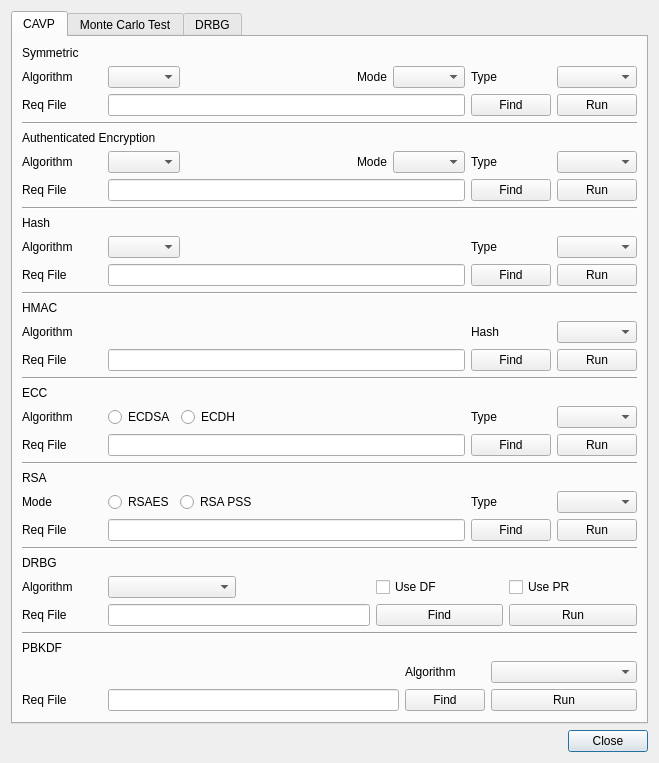
First picture: the form in BerEditor/cavp_dlg.ui, repository jykim74/BerEditor, before the edit.
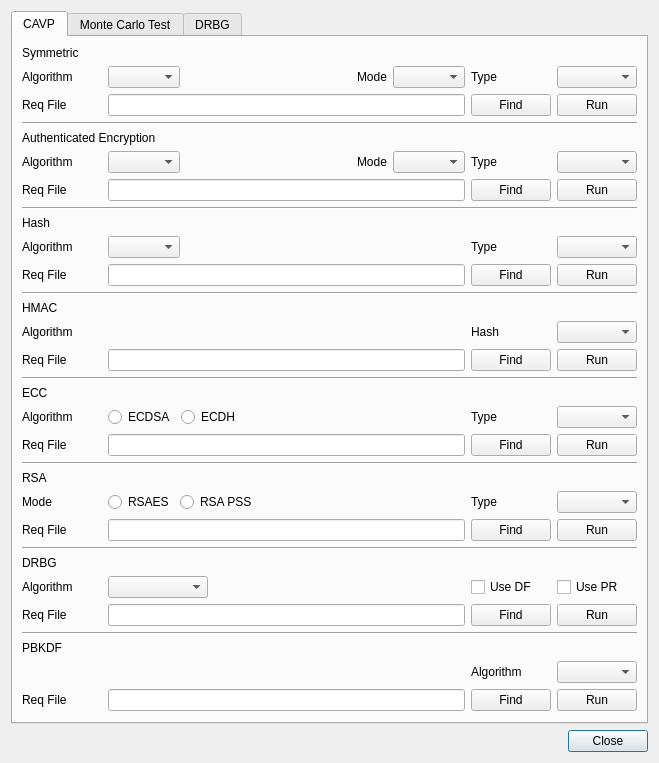
Second picture: the form after the edit. The open tabs and pages were chosen to show the change.

Commit message: SEED CAVP 기능 추가

What changed in the file:
```diff
--- a/BerEditor/cavp_dlg.ui
+++ b/BerEditor/cavp_dlg.ui
@@ -587,16 +587,35 @@
         <layout class="QGridLayout" name="gridLayout_8">
          <item row="1" column="4">
           <widget class="QPushButton" name="mDRBGRunBtn">
+           <property name="maximumSize">
+            <size>
+             <width>80</width>
+             <height>16777215</height>
+            </size>
+           </property>
            <property name="text">
             <string>Run</string>
            </property>
           </widget>
          </item>
          <item row="0" column="1">
-          <widget class="QComboBox" name="mDRBGAlgCombo"/>
+          <widget class="QComboBox" name="mDRBGAlgCombo">
+           <property name="maximumSize">
+            <size>
+             <width>100</width>
+             <height>16777215</height>
+            </size>
+           </property>
+          </widget>
          </item>
          <item row="0" column="4">
           <widget class="QCheckBox" name="mDRBGUsePRCheck">
+           <property name="minimumSize">
+            <size>
+             <width>80</width>
+             <height>0</height>
+            </size>
+           </property>
            <property name="text">
             <string>Use PR</string>
            </property>
@@ -604,6 +623,12 @@
          </item>
          <item row="1" column="3">
           <widget class="QPushButton" name="mDRBGFindBtn">
+           <property name="maximumSize">
+            <size>
+             <width>80</width>
+             <height>16777215</height>
+            </size>
+           </property>
            <property name="text">
             <string>Find</string>
            </property>
@@ -611,6 +636,12 @@
          </item>
          <item row="0" column="3">
           <widget class="QCheckBox" name="mDRBGUseDFCheck">
+           <property name="minimumSize">
+            <size>
+             <width>80</width>
+             <height>0</height>
+            </size>
+           </property>
            <property name="text">
             <string>Use DF</string>
            </property>
@@ -681,6 +712,12 @@
          </item>
          <item row="1" column="3">
           <widget class="QPushButton" name="mPBKDFFindBtn">
+           <property name="maximumSize">
+            <size>
+             <width>80</width>
+             <height>16777215</height>
+            </size>
+           </property>
            <property name="text">
             <string>Find</string>
            </property>
@@ -688,6 +725,12 @@
          </item>
          <item row="1" column="4">
           <widget class="QPushButton" name="mPBKDFRunBtn">
+           <property name="maximumSize">
+            <size>
+             <width>80</width>
+             <height>16777215</height>
+            </size>
+           </property>
            <property name="text">
             <string>Run</string>
            </property>
```
Left out of the diff: 17 changed lines with no effect on the pictures. The commit also changes 1 other file.
